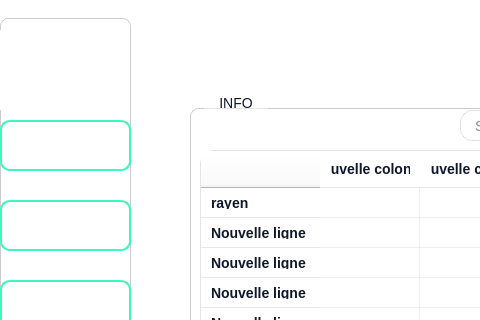
First picture: the form in mainwindow.ui, repository Esprit-UP-Algo/projetcpp2526-s2-2a12-smart-research-publication-management, before the edit; both pictures show x 0 to 480 and y 0 to 320 of the 1349 by 717 pixel window.
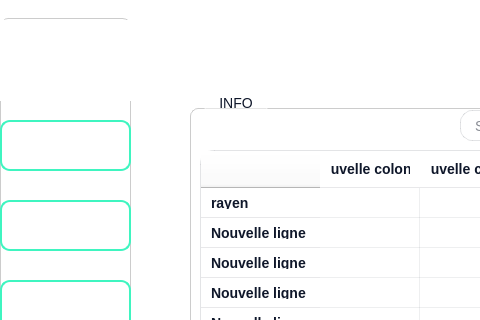
Second picture: the form after the edit. Icons and pictures are not drawn.

```diff
--- a/mainwindow.ui
+++ b/mainwindow.ui
@@ -846,9 +846,9 @@
       <property name="geometry">
        <rect>
         <x>0</x>
-        <y>30</y>
-        <width>120</width>
-        <height>80</height>
+        <y>20</y>
+        <width>131</width>
+        <height>81</height>
        </rect>
       </property>
       <property name="styleSheet">
```
Left out of the diff: 4 changed lines with no effect on the pictures.
